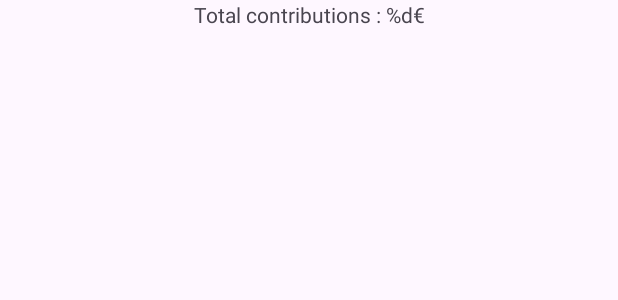
After one commit to francoisbiar/facturefacile, an Android app: the layout fragment_contributions.xml on its own in the app's theme, with its tools: preview values and no code run, on a phone screen of 412 x 824 dp. The commit adds this screen. Shown: the top 300 px of the screen. Run offline under Robolectric (Android 15) with nearby library versions, the phone set to English and light mode, and no system bars.

Commit message:
[functionality] added contributions fragment.

```diff
--- /dev/null
+++ b/app/src/main/java/com/francoisbari/facturefacile/viewmodels/ContributionsViewModel.kt
@@ -0,0 +1,6 @@
+package com.francoisbari.facturefacile.viewmodels
+
+import androidx.lifecycle.ViewModel
+
+class ContributionsViewModel : ViewModel() {
+}
--- a/app/src/main/java/com/francoisbari/facturefacile/ui/main/MainViewModelFactory.kt
+++ b/app/src/main/java/com/francoisbari/facturefacile/viewmodels/MainViewModelFactory.kt
@@ -1,4 +1,4 @@
-package com.francoisbari.facturefacile.ui.main
+package com.francoisbari.facturefacile.viewmodels
 
 import androidx.lifecycle.ViewModel
 import androidx.lifecycle.ViewModelProvider
--- /dev/null
+++ b/app/src/main/res/layout/fragment_contributions.xml
@@ -0,0 +1,27 @@
+<?xml version="1.0" encoding="utf-8"?>
+<layout xmlns:app="http://schemas.android.com/apk/res-auto">
+
+    <data>
+
+        <variable
+            name="viewModel"
+            type="com.francoisbari.facturefacile.viewmodels.ContributionsViewModel" />
+    </data>
+
+    <androidx.constraintlayout.widget.ConstraintLayout xmlns:android="http://schemas.android.com/apk/res/android"
+        xmlns:tools="http://schemas.android.com/tools"
+        android:layout_width="match_parent"
+        android:layout_height="match_parent"
+        tools:context=".ui.contributions.ContributionsFragment">
+
+        <TextView
+            android:id="@+id/totalTextView"
+            android:layout_width="wrap_content"
+            android:layout_height="wrap_content"
+            android:text="@string/total_contributions_d"
+            app:layout_constraintEnd_toEndOf="parent"
+            app:layout_constraintStart_toStartOf="parent"
+            app:layout_constraintTop_toTopOf="parent" />
+
+    </androidx.constraintlayout.widget.ConstraintLayout>
+</layout>
--- a/app/src/main/res/values/strings.xml
+++ b/app/src/main/res/values/strings.xml
@@ -4,4 +4,6 @@
     <string name="tjmTitle">TJM</string>
     <string name="totalTitle">Total : %d € HT</string>
     <string name="addOneDayButtonText">Ajouter un jour</string>
+    <string name="total_contributions_d">Total contributions : %d€</string>
+    <string name="computeContributionsButtonText">Calculer les cotisations</string>
 </resources>
```
Also changed, not shown: app/src/main/java/com/francoisbari/facturefacile/ui/contributions/ContributionsFragment.kt (added, +37 -0 lines), app/src/main/java/com/francoisbari/facturefacile/ui/main/MainFragment.kt (+16 -0 lines), app/src/main/java/com/francoisbari/facturefacile/viewmodels/MainViewModel.kt (renamed from app/src/main/java/com/francoisbari/facturefacile/ui/main/MainViewModel.kt, +8 -1 lines), app/src/main/res/layout/fragment_main.xml (+28 -6 lines).
